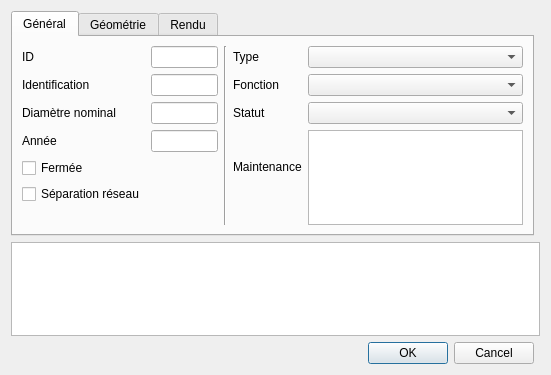
Before: the Qt Designer form qgis-project/ui_forms/valve.ui in qwat/QWAT, drawn with Qt 5.
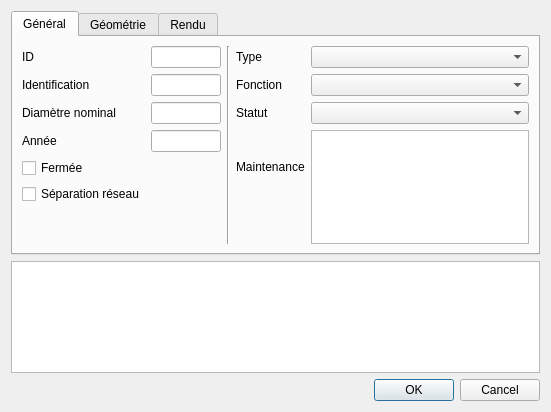
After: the same form once the commit is applied.

Commit message: small ui fixes regarding alignment of the grid

```diff
--- a/qgis-project/ui_forms/valve.ui
+++ b/qgis-project/ui_forms/valve.ui
@@ -7,16 +7,13 @@
     <x>0</x>
     <y>0</y>
     <width>551</width>
-    <height>375</height>
+    <height>412</height>
    </rect>
   </property>
   <property name="windowTitle">
    <string>Vannes</string>
   </property>
   <layout class="QGridLayout" name="gridLayout">
-   <item row="10" column="0" colspan="2">
-    <widget class="QPlainTextEdit" name="remark"/>
-   </item>
    <item row="11" column="0">
     <widget class="QDialogButtonBox" name="buttonBox">
      <property name="orientation">
@@ -414,6 +411,9 @@
      </widget>
     </widget>
    </item>
+   <item row="10" column="0">
+    <widget class="QPlainTextEdit" name="remark"/>
+   </item>
   </layout>
  </widget>
  <resources/>
```
The commit also changes 1 other file.
